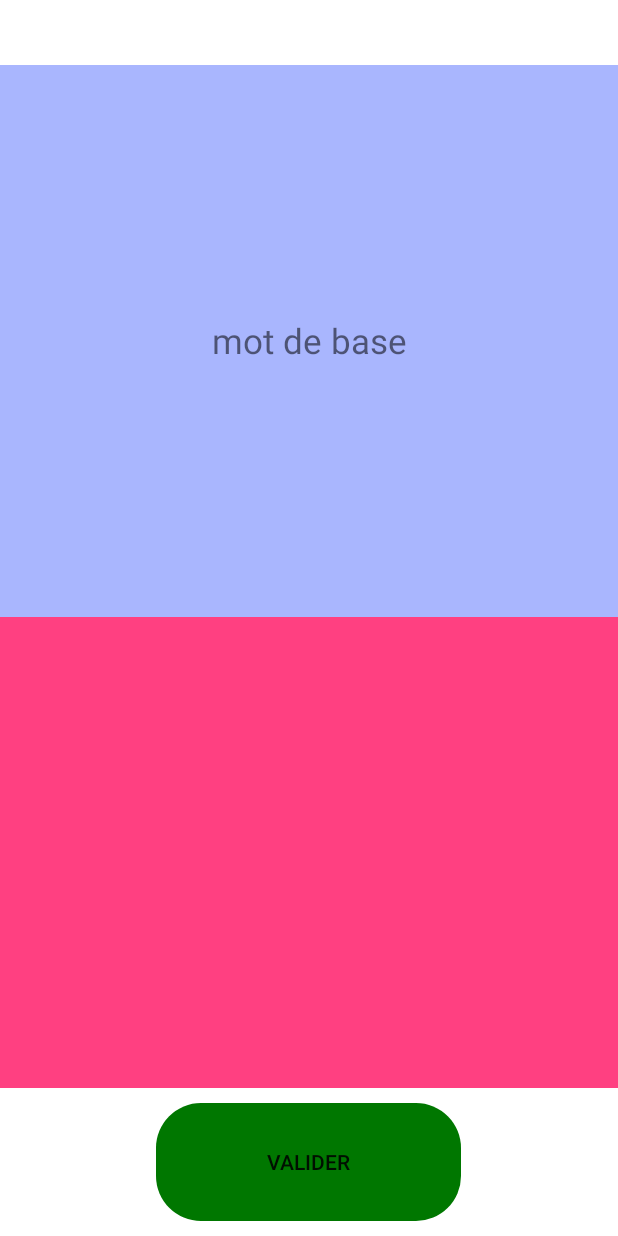
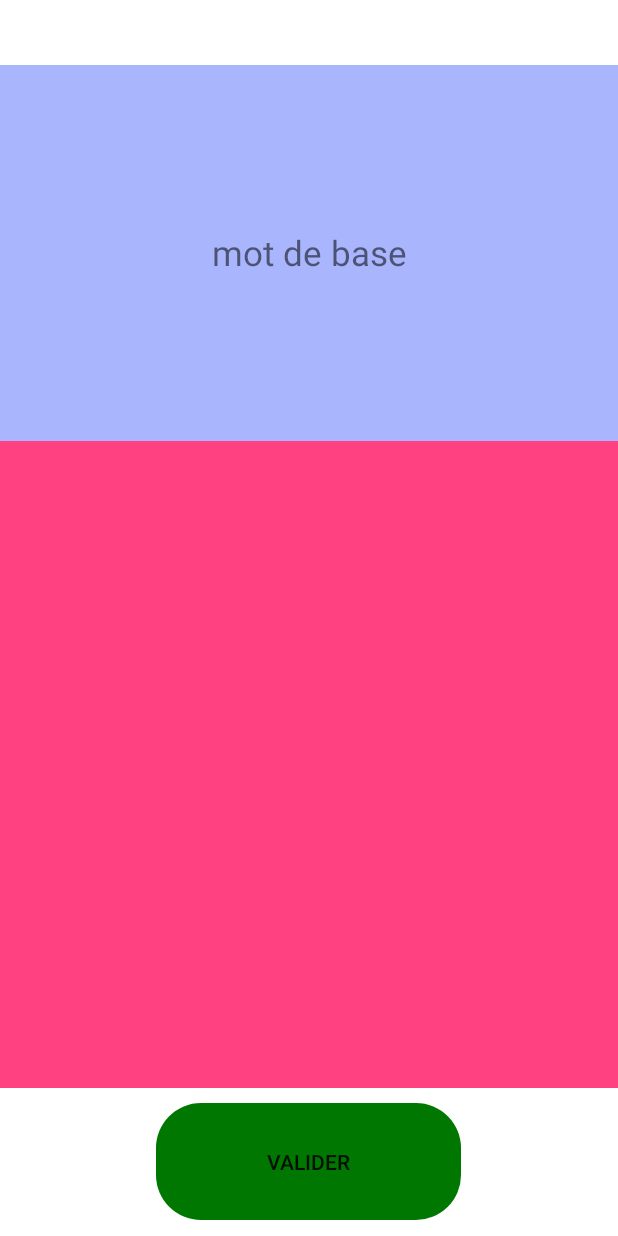
Before and after one commit to ColletAxel/TP_Android_Varo_Collet, an Android app: the fragment Fragment_vocabulary_game2 placed in its activity, on a phone screen of 412 x 824 dp. Run offline under Robolectric (Android 15) with nearby library versions, the phone set to English and light mode, and no system bars; 1 statement that could not run was skipped.

Commit message:
layout modif

```diff
--- a/app/src/main/res/layout/fragment_vocabulary_game.xml
+++ b/app/src/main/res/layout/fragment_vocabulary_game.xml
@@ -26,7 +26,7 @@
         android:id="@+id/TextView_word_tofind"
         android:layout_width="match_parent"
         android:layout_height="0dp"
-        android:layout_weight="0.47"
+        android:layout_weight="0.32"
         android:background="@color/colorPrimary"
         android:text="mot de base"
         android:gravity="center"
@@ -36,7 +36,7 @@
         android:id="@+id/EditText_player_answer"
         android:layout_width="match_parent"
         android:layout_height="0dp"
-        android:layout_weight="0.40"
+        android:layout_weight="0.55"
         android:background="@color/colorAccent"
         android:inputType="text"
         android:textAlignment="center"
```
